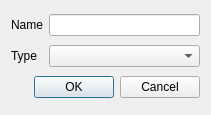
The window that src/Tweedia/dlg-create-resulttable.ui (tweedia/Tweedia) describes before a commit, drawn with Qt 5.
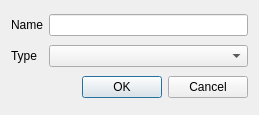
The same window after the commit.

Commit message: Add "Create Result Table"

Patch:
```diff
--- a/src/Tweedia/dlg-create-resulttable.ui
+++ b/src/Tweedia/dlg-create-resulttable.ui
@@ -6,7 +6,7 @@
    <rect>
     <x>0</x>
     <y>0</y>
-    <width>211</width>
+    <width>259</width>
     <height>115</height>
    </rect>
   </property>
@@ -34,7 +34,7 @@
    <item row="1" column="1">
     <widget class="QComboBox" name="comboBox"/>
    </item>
-   <item row="2" column="0" colspan="2">
+   <item row="2" column="1">
     <widget class="QDialogButtonBox" name="buttonBox">
      <property name="orientation">
       <enum>Qt::Horizontal</enum>
```
The commit also changes 1 other file.
